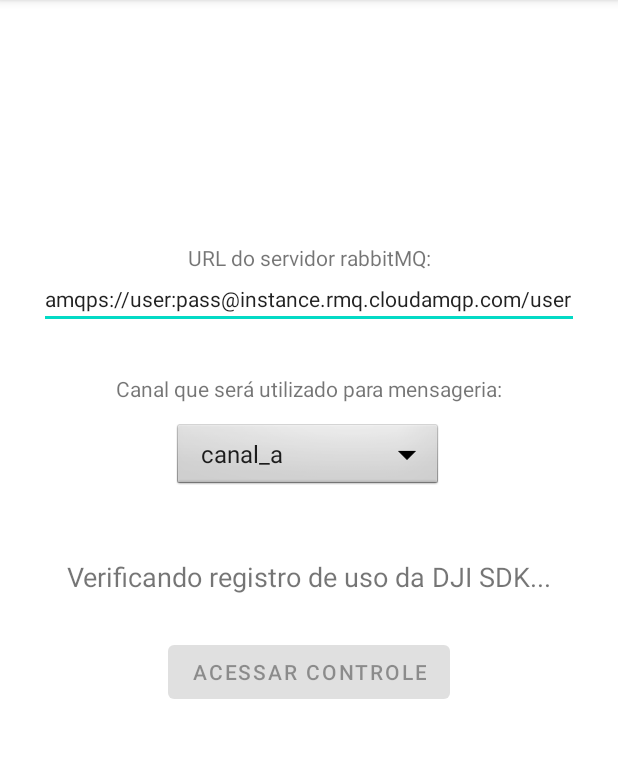
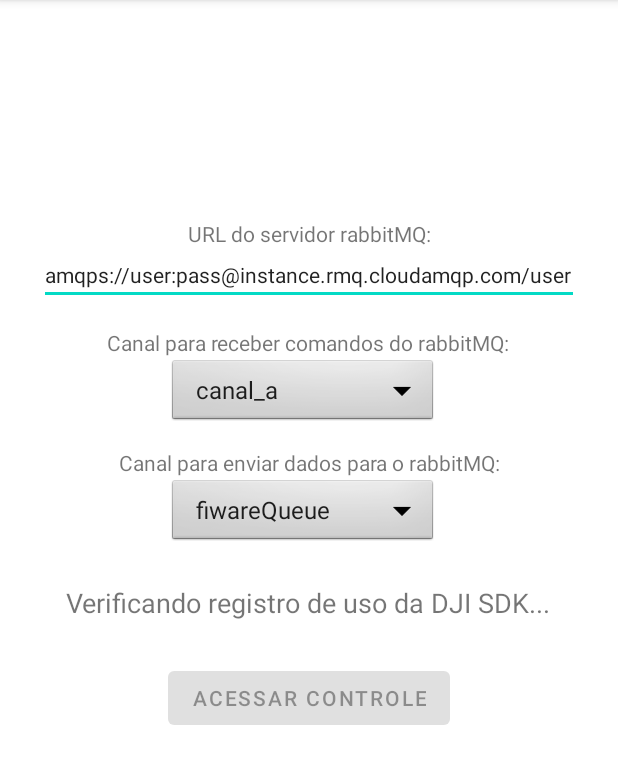
Before and after one commit to bcfreitas/ControlePorMensageria, an Android app: the screen it shows after launch (MainActivity), on a phone screen of 412 x 824 dp, the part 84-868 px from its top. Run offline under Robolectric (Android 15) with nearby library versions, the phone set to English and light mode, and no system bars; libraries missing offline, so code that uses them is left out: com.dji.mapkit, com.secneo.sdk, dji.common.error, dji.sdk.base, dji.sdk.sdkmanager and 1 more; 2 statements that could not run were skipped.

Commit message:
campos para rabbitmq

```diff
--- a/app/src/main/java/com/bcfreitas/controlepormensageria/ControleActivity.java
+++ b/app/src/main/java/com/bcfreitas/controlepormensageria/ControleActivity.java
@@ -82,6 +82,7 @@ public class ControleActivity extends AppCompatActivity {
     public static String ACTION_SERIAL_DRONE = "com.bcfreitas.controlepormensageria.ACTION_SERIAL_DRONE";
     public static String ACTION_MENSAGERIA = "com.bcfreitas.controlepormensageria.ACTION_MENSAGERIA";
     public String filaParaMensageria;
+    public String urlRabbitmq;
 
     private float pitch;
     private float roll;
@@ -204,6 +205,7 @@ public class ControleActivity extends AppCompatActivity {
 
         Intent intent = getIntent();
         filaParaMensageria = (String) intent.getExtras().get("canalParaMensageria");
+        urlRabbitmq = (String) intent.getExtras().get("urlRabbitmq");
 
         setContentView(R.layout.activity_controle);
         estados.add(R.id.botao_frente);
@@ -227,6 +229,7 @@ public class ControleActivity extends AppCompatActivity {
         mensageriaThread = MensageriaThread.getInstance();
         mensageriaThread.setBroadcaster(getApplicationContext());
         mensageriaThread.setFilaParaMensageria(filaParaMensageria);
+        mensageriaThread.setUrlRabbitmq(urlRabbitmq);
         mensageriaThread.start();
 
         handler.postDelayed(new Runnable() {
--- a/app/src/main/java/com/bcfreitas/controlepormensageria/MainActivity.java
+++ b/app/src/main/java/com/bcfreitas/controlepormensageria/MainActivity.java
@@ -288,7 +288,7 @@ public class MainActivity extends AppCompatActivity {
         }
         Intent intent = new Intent(MainActivity.this, ControleActivity.class);
         intent.putExtra("canalParaMensageria", canalParaMensageria);
-        intent.putExtra("urlRabbitMQ", ((EditText) findViewById(R.id.url_rabbitmq)).getText().toString());
+        intent.putExtra("urlRabbitmq", ((EditText) findViewById(R.id.url_rabbitmq)).getText().toString());
         startActivity(intent);
     }
 
--- a/app/src/main/res/layout/activity_main.xml
+++ b/app/src/main/res/layout/activity_main.xml
@@ -6,6 +6,19 @@
     android:layout_height="match_parent"
     tools:context=".MainActivity">
 
+    <Spinner
+        android:id="@+id/spinner_canal_envio"
+        android:layout_width="180dp"
+        android:layout_height="47dp"
+        android:layout_marginBottom="24dp"
+        android:background="@android:drawable/btn_dropdown"
+        android:entries="@array/spinnerItemsEnvio"
+        android:spinnerMode="dropdown"
+        app:layout_constraintBottom_toTopOf="@+id/msgRegistro"
+        app:layout_constraintEnd_toEndOf="parent"
+        app:layout_constraintHorizontal_bias="0.484"
+        app:layout_constraintStart_toStartOf="parent" />
+
     <TextView
         android:id="@+id/msgRegistro"
         android:layout_width="wrap_content"
@@ -13,9 +26,11 @@
         android:text="Verificando registro de uso da DJI SDK..."
         android:textSize="18dp"
         app:layout_constraintBottom_toBottomOf="parent"
+        app:layout_constraintHorizontal_bias="0.494"
         app:layout_constraintLeft_toLeftOf="parent"
         app:layout_constraintRight_toRightOf="parent"
-        app:layout_constraintTop_toTopOf="parent" />
+        app:layout_constraintTop_toTopOf="parent"
+        app:layout_constraintVertical_bias="0.524" />
 
     <Button
         android:id="@+id/btnAcessarControle"
@@ -34,30 +49,31 @@
         android:id="@+id/selectChannel"
         android:layout_width="180dp"
         android:layout_height="47dp"
-        android:layout_marginBottom="44dp"
+        android:layout_marginBottom="104dp"
         android:background="@android:drawable/btn_dropdown"
         android:entries="@array/spinnerItems"
         android:spinnerMode="dropdown"
         app:layout_constraintBottom_toTopOf="@+id/msgRegistro"
         app:layout_constraintEnd_toEndOf="parent"
-        app:layout_constraintHorizontal_bias="0.497"
+        app:layout_constraintHorizontal_bias="0.484"
         app:layout_constraintStart_toStartOf="parent" />
 
     <TextView
         android:id="@+id/labelCanalMensageria"
         android:layout_width="wrap_content"
         android:layout_height="wrap_content"
-        android:layout_marginBottom="12dp"
-        android:text="Canal que será utilizado para mensageria:"
+        android:layout_marginBottom="0dp"
+        android:text="Canal para receber comandos do rabbitMQ:"
         app:layout_constraintBottom_toTopOf="@+id/selectChannel"
         app:layout_constraintEnd_toEndOf="parent"
+        app:layout_constraintHorizontal_bias="0.496"
         app:layout_constraintStart_toStartOf="parent" />
 
     <EditText
         android:id="@+id/url_rabbitmq"
         android:layout_width="360dp"
         android:layout_height="38dp"
-        android:layout_marginBottom="30dp"
+        android:layout_marginBottom="15dp"
         android:ems="10"
         android:inputType="text"
         android:text="amqps://user:pass@instance.rmq.cloudamqp.com/user"
@@ -67,7 +83,7 @@
         app:layout_constraintStart_toStartOf="parent" />
 
     <TextView
-        android:id="@+id/textView"
+        android:id="@+id/label_url_rabbitmq"
         android:layout_width="wrap_content"
         android:layout_height="wrap_content"
         android:text="URL do servidor rabbitMQ:"
@@ -75,4 +91,13 @@
         app:layout_constraintEnd_toEndOf="parent"
         app:layout_constraintStart_toStartOf="parent" />
 
+    <TextView
+        android:id="@+id/label_canal_envio"
+        android:layout_width="wrap_content"
+        android:layout_height="wrap_content"
+        android:text="Canal para enviar dados para o rabbitMQ:"
+        app:layout_constraintBottom_toTopOf="@+id/spinner_canal_envio"
+        app:layout_constraintEnd_toEndOf="parent"
+        app:layout_constraintStart_toStartOf="parent" />
+
 </androidx.constraintlayout.widget.ConstraintLayout>
--- a/app/src/main/res/values/array.xml
+++ b/app/src/main/res/values/array.xml
@@ -4,6 +4,9 @@
         <item>canal_b</item>
         <item>canal_c</item>
         <item>controlePorMensageria</item>
+    </string-array>
+    <string-array name="spinnerItemsEnvio">
+        <item>fiwareQueue</item>
     </string-array>
     <string-array name="rollpitchmodes">
         <item>--</item>
```
Also changed, not shown: app/src/main/java/com/bcfreitas/controlepormensageria/MensageriaThread.java (+8 -11 lines).
